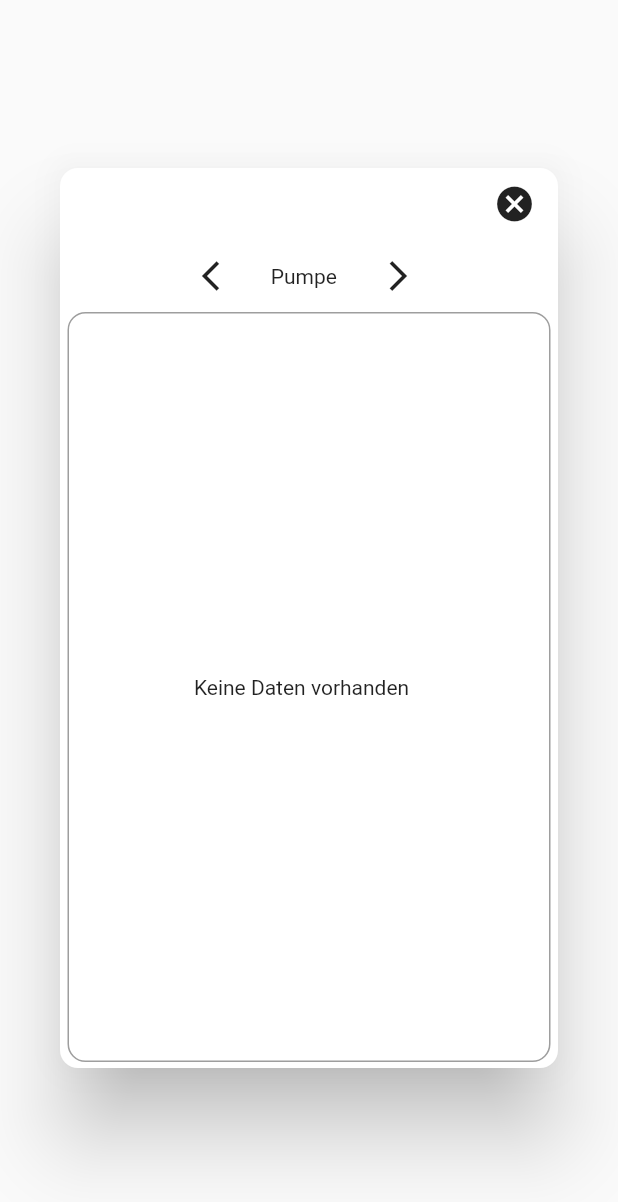
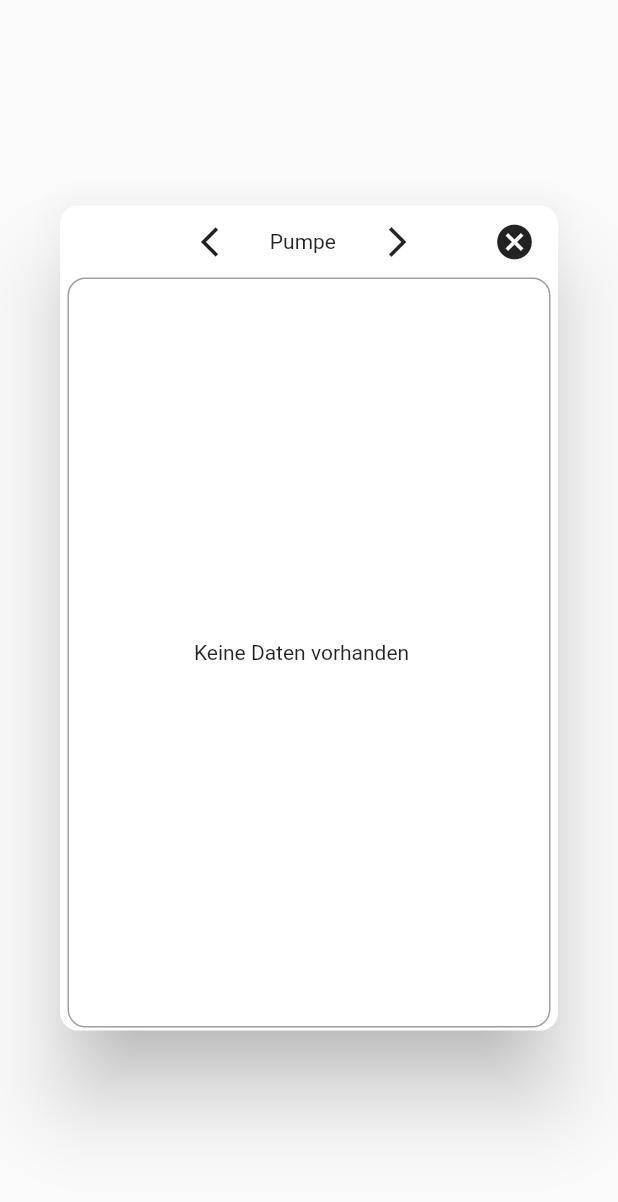
Before and after one commit to schikkinikki/KegelApp, a Flutter app: the SessionOverviewDialog widget shown alone on an empty page, opened directly, on a phone screen of 412 x 824 dp. Shown: the top 1202 px of the screen. Run offline on Flutter 3.47's test engine with Material 2 defaults, Android fonts, the phone set to English and light mode, and no system bars; our stand-ins replace fluttertoast, sqflite; missing offline and left inert: flutter_mailer, syncfusion_flutter_xlsio; accounts and stored records are empty.

Commit message:
small visual changes

```diff
--- a/KegelApp/lib/models/kegelabend_excel_sheet.dart
+++ b/KegelApp/lib/models/kegelabend_excel_sheet.dart
@@ -1,6 +1,5 @@
 import 'package:KegelApp/models/kegelbruder.dart';
 import 'package:KegelApp/models/session.dart';
-import 'package:open_file/open_file.dart';
 import 'package:syncfusion_flutter_xlsio/xlsio.dart';
 import 'dart:io';
 import 'package:path_provider/path_provider.dart';
@@ -22,8 +21,7 @@ class ExcelCreator {
     final String excelFileName = "$excelPath/Kegelabend.xlsx";
     final File excelFile = File(excelFileName);
     await excelFile.writeAsBytes(excelBytes, flush: true);
-    // sendEmail(excelFileName);
-    OpenFile.open(excelFileName);
+    sendEmail(excelFileName);
   }
 
   //create basic headers for the sheet
--- a/KegelApp/lib/screens/PresentSelectScreen.dart
+++ b/KegelApp/lib/screens/PresentSelectScreen.dart
@@ -1,3 +1,5 @@
+// ignore_for_file: deprecated_member_use, missing_return
+
 import 'package:KegelApp/database/kegelAppDatabase.dart';
 import 'package:KegelApp/kegelapp_res/kegel_colors.dart';
 import 'package:KegelApp/models/kegelbruder.dart';
@@ -208,7 +210,7 @@ class _PresentSelectScreenState extends State<PresentSelectScreen> {
                               ],
                             ),
                             SizedBox(
-                              width: 15,
+                              width: 12,
                             ),
                             Column(
                               children: [
@@ -235,7 +237,7 @@ class _PresentSelectScreenState extends State<PresentSelectScreen> {
                               ],
                             ),
                             SizedBox(
-                              width: 15,
+                              width: 12,
                             ),
                             Column(
                               children: [
--- a/KegelApp/lib/widgets/SessionOverviewDialog.dart
+++ b/KegelApp/lib/widgets/SessionOverviewDialog.dart
@@ -51,24 +51,12 @@ class _SessionOverviewDialogState extends State<SessionOverviewDialog> {
           left: 5,
           right: 5,
         ),
-        height: 600,
+        height: 550,
         width: 350,
         child: Column(
           children: [
             Row(
               mainAxisAlignment: MainAxisAlignment.end,
-              children: [
-                IconButton(
-                  icon: Icon(Icons.cancel),
-                  onPressed: () {
-                    Navigator.of(context).pop();
-                  },
-                  iconSize: 28,
-                )
-              ],
-            ),
-            Row(
-              mainAxisAlignment: MainAxisAlignment.center,
               children: [
                 IconButton(
                   icon: Icon(Icons.arrow_back_ios),
@@ -95,6 +83,16 @@ class _SessionOverviewDialogState extends State<SessionOverviewDialog> {
                   },
                   key: Key(forwardButtonKey),
                 ),
+                SizedBox(
+                  width: 30,
+                ),
+                IconButton(
+                  icon: Icon(Icons.cancel),
+                  onPressed: () {
+                    Navigator.of(context).pop();
+                  },
+                  iconSize: 28,
+                )
               ],
             ),
             Container(
```
Also changed, not shown: KegelApp/pubspec.lock.
